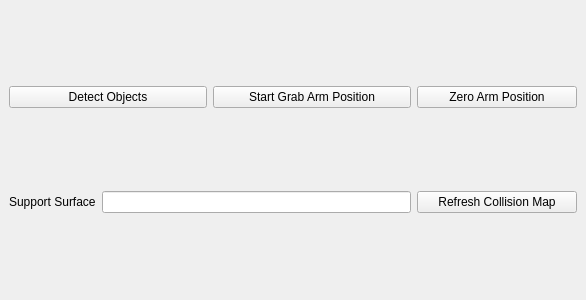
The window that handle_gui_manipulation/ui/HandleGuiManipulation.ui (TezChan/sr-manipulation) describes before a commit, drawn with Qt 5.
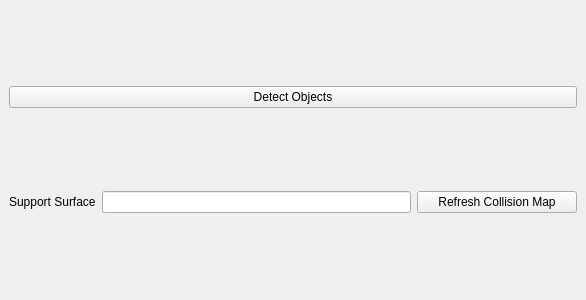
The same window after the commit.

Commit message: Corrected handle GUI but still not working

The edit to the form file:
```diff
--- a/handle_gui_manipulation/ui/HandleGuiManipulation.ui
+++ b/handle_gui_manipulation/ui/HandleGuiManipulation.ui
@@ -33,50 +33,6 @@
         </property>
        </widget>
       </item>
-      <item>
-       <widget class="QPushButton" name="btn_start_grab_position">
-        <property name="sizePolicy">
-         <sizepolicy hsizetype="Expanding" vsizetype="Fixed">
-          <horstretch>0</horstretch>
-          <verstretch>0</verstretch>
-         </sizepolicy>
-        </property>
-        <property name="toolTip">
-         <string>Move the arm into a good position to start detecting objects.</string>
-        </property>
-        <property name="text">
-         <string>Start Grab Arm Position</string>
-        </property>
-        <property name="default">
-         <bool>false</bool>
-        </property>
-        <property name="flat">
-         <bool>false</bool>
-        </property>
-       </widget>
-      </item>
-      <item>
-       <widget class="QPushButton" name="btn_zero_position">
-        <property name="sizePolicy">
-         <sizepolicy hsizetype="Minimum" vsizetype="Fixed">
-          <horstretch>0</horstretch>
-          <verstretch>0</verstretch>
-         </sizepolicy>
-        </property>
-        <property name="minimumSize">
-         <size>
-          <width>160</width>
-          <height>0</height>
-         </size>
-        </property>
-        <property name="toolTip">
-         <string>Set all arm motors to 0.</string>
-        </property>
-        <property name="text">
-         <string>Zero Arm Position</string>
-        </property>
-       </widget>
-      </item>
      </layout>
     </item>
     <item>
```
Left out of the diff: 2 changed lines with no effect on the pictures. The commit also changes 2 other files.
